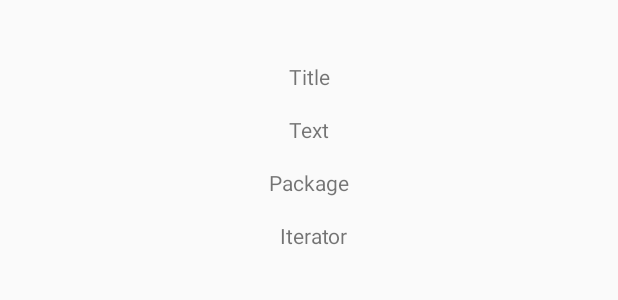
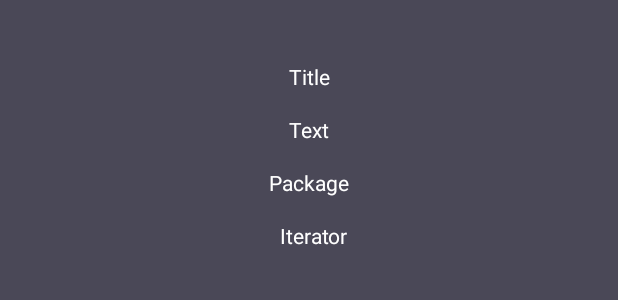
Before and after one commit to bensonalec/CSE326FinalProject, an Android app: the layout activity_main.xml on its own in the app's theme, with its tools: preview values and no code run, on a phone screen of 412 x 824 dp. Shown: the top 300 px of the screen. Run offline under Robolectric (Android 15) with nearby library versions, the light colour scheme and no system bars.

Commit message:
Changes to app color scheme

```diff
--- a/Android Files/FirstNotificationTest/app/build.gradle
+++ b/Android Files/FirstNotificationTest/app/build.gradle
@@ -25,4 +25,5 @@ dependencies {
     testImplementation 'junit:junit:4.12'
     androidTestImplementation 'com.android.support.test:runner:1.0.2'
     androidTestImplementation 'com.android.support.test.espresso:espresso-core:3.0.2'
+    implementation 'com.android.support:cardview-v7:28.0.0'
 }
--- a/Android Files/FirstNotificationTest/app/src/main/res/layout/activity_main.xml
+++ b/Android Files/FirstNotificationTest/app/src/main/res/layout/activity_main.xml
@@ -4,6 +4,7 @@
     xmlns:tools="http://schemas.android.com/tools"
     android:layout_width="match_parent"
     android:layout_height="match_parent"
+    android:background="@color/colorBackground"
     tools:context=".MainActivity">
 
     <TextView
@@ -11,6 +12,7 @@
         android:layout_width="wrap_content"
         android:layout_height="wrap_content"
         android:text="Title"
+        android:textColor="@color/textColor"
         app:layout_constraintBottom_toBottomOf="parent"
         app:layout_constraintLeft_toLeftOf="parent"
         app:layout_constraintRight_toRightOf="parent"
@@ -23,6 +25,7 @@
         android:layout_height="wrap_content"
         android:layout_marginTop="16dp"
         android:text="Text"
+        android:textColor="@color/textColor"
         app:layout_constraintEnd_toEndOf="parent"
         app:layout_constraintStart_toStartOf="parent"
         app:layout_constraintTop_toBottomOf="@+id/toChange" />
@@ -33,6 +36,7 @@
         android:layout_height="wrap_content"
         android:layout_marginTop="16dp"
         android:text="Package"
+        android:textColor="@color/textColor"
         app:layout_constraintEnd_toEndOf="parent"
         app:layout_constraintStart_toStartOf="parent"
         app:layout_constraintTop_toBottomOf="@+id/textLoc" />
@@ -46,9 +50,13 @@
         android:layout_marginTop="16dp"
         android:layout_marginEnd="173dp"
         android:layout_marginRight="173dp"
+        android:textColor="@color/textColor"
         android:text="Iterator"
         app:layout_constraintEnd_toEndOf="parent"
         app:layout_constraintStart_toStartOf="parent"
-        app:layout_constraintTop_toBottomOf="@+id/typeContainer" />
+        app:layout_constraintTop_toBottomOf="@+id/typeContainer" /><![CDATA[
 
+    >
+
+]]>
 </android.support.constraint.ConstraintLayout>
--- a/Android Files/FirstNotificationTest/app/src/main/res/values/colors.xml
+++ b/Android Files/FirstNotificationTest/app/src/main/res/values/colors.xml
@@ -1,6 +1,8 @@
 <?xml version="1.0" encoding="utf-8"?>
 <resources>
-    <color name="colorPrimary">#008577</color>
+    <color name="colorPrimary">#6DA67A</color>
     <color name="colorPrimaryDark">#00574B</color>
     <color name="colorAccent">#D81B60</color>
+    <color name="colorBackground">#4A4857</color>
+    <color name="textColor">#FFFFFF</color>
 </resources>
```
Also changed, not shown: Android Files/FirstNotificationTest/app/src/main/java/com/example/firstnotificationtest/MainActivity.java (+20 -25 lines).
